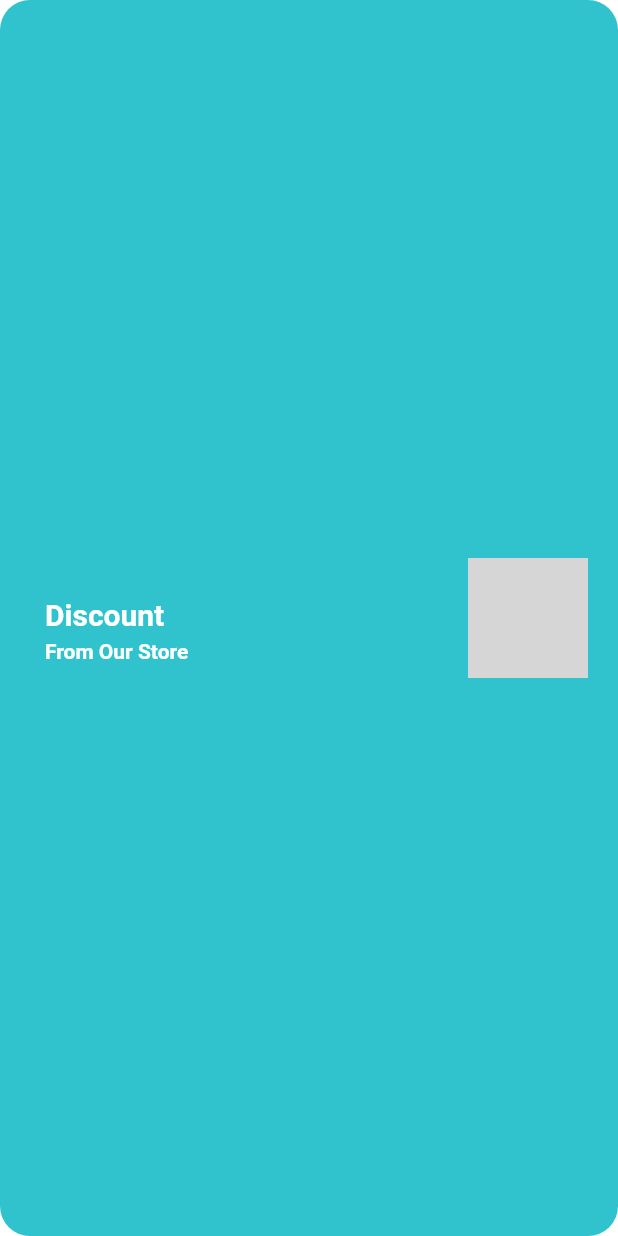
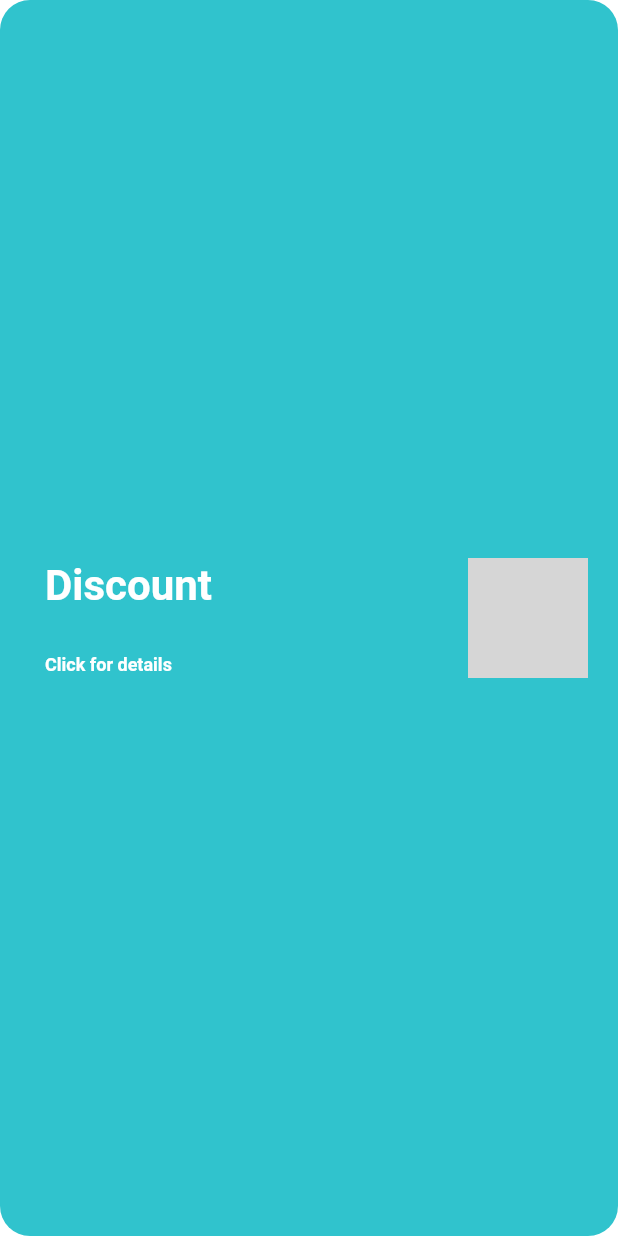
Before and after one commit to battucave/coupon, a Flutter app: the KFeaturedCarouselCard widget shown alone on an empty page, opened directly with empty values, on a phone screen of 412 x 824 dp. Run offline on Flutter 3.47's test engine with Material 2 defaults, Android fonts, the light colour scheme and no system bars; our stand-ins replace cached_network_image, carousel_slider, confetti, drop_shadow, get, image_picker and 2 more; missing offline and left inert: flutter_libphonenumber, image_network, image_picker_for_web, shared_preferences_web; accounts and stored records are empty; network calls fail; Roboto replaces fonts that are missing (Montserrat); grey boxes are pictures that could not be loaded.

Commit message:
jira fixes

```diff
--- a/lib/views/global_components/k_featured_carousel_card.dart
+++ b/lib/views/global_components/k_featured_carousel_card.dart
@@ -56,18 +56,8 @@ class _KFeaturedCarouselCardState extends State<KFeaturedCarouselCard> {
                   mainAxisAlignment: MainAxisAlignment.start,
                   children: [
                     Text(
-                      widget.percent.toString(),
-                      style: KTextStyle.headline5.copyWith(fontSize: 14),
-                      textAlign: TextAlign.left,
-                    ),
-                  ],
-                ),
-                Row(
-                  mainAxisAlignment: MainAxisAlignment.start,
-                  children: [
-                    Text(
                       "Discount",
-                      style: KTextStyle.headline5.copyWith(fontSize: 20),
+                      style: KTextStyle.headline5.copyWith(fontSize: 28),
                     ),
                   ],
                 ),
@@ -78,8 +68,19 @@ class _KFeaturedCarouselCardState extends State<KFeaturedCarouselCard> {
                   mainAxisAlignment: MainAxisAlignment.start,
                   children: [
                     Text(
-                      "From Our Store",
-                      style: KTextStyle.headline5.copyWith(fontSize: 14),
+                      widget.percent.toString(),
+                      style: KTextStyle.headline5.copyWith(fontSize: 16),
+                      textAlign: TextAlign.left,
+                    ),
+                  ],
+                ),
+                const SizedBox(height: 5.0),
+                Row(
+                  mainAxisAlignment: MainAxisAlignment.start,
+                  children: [
+                    Text(
+                      "Click for details",
+                      style: KTextStyle.headline5.copyWith(fontSize: 12),
                     ),
                   ],
                 )
```
Also changed, not shown: lib/main.dart (+7 -1 lines), lib/views/screens/services/services_screen.dart (+18 -16 lines), 2 other files.
